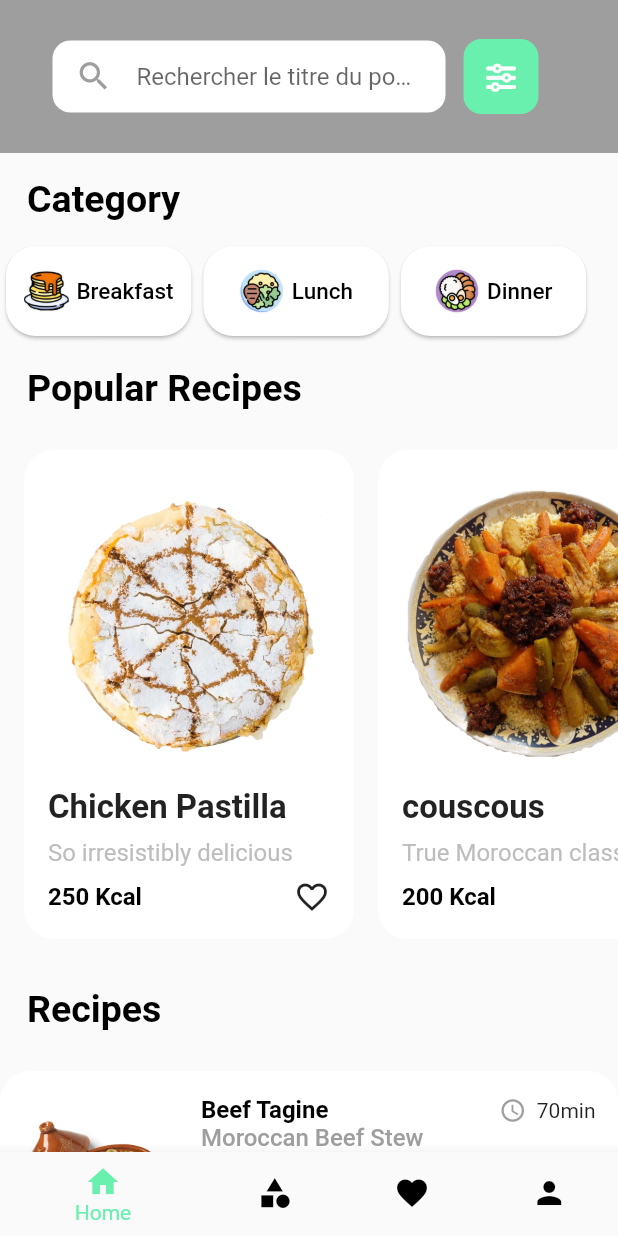
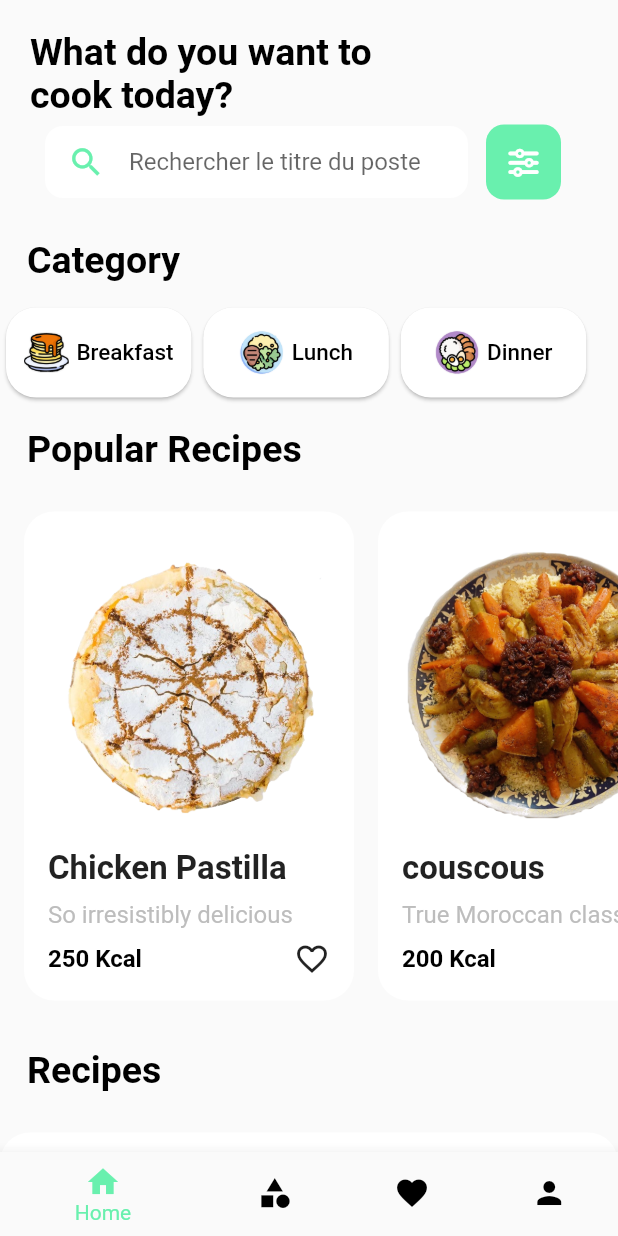
Before and after one commit to koliche/Moroccan-Food-Recipes, a Flutter app: the HomePage screen opened by its route, on a phone screen of 412 x 824 dp. Run offline on Flutter 3.47's test engine with Material 2 defaults, Android fonts, the phone set to English and light mode, and no system bars; our stand-ins replace animate_do, font_awesome_flutter, google_fonts.

Commit message:
change search bar disgne

```diff
--- a/lib/views/home.dart
+++ b/lib/views/home.dart
@@ -42,9 +42,20 @@ class _HomePageState extends State<HomePage> {
               child: Column(
             children: <Widget>[
               Container(
-                color: Colors.grey,
-                padding: const EdgeInsets.symmetric(
-                    vertical: 26.0, horizontal: 35.0),
+                margin: EdgeInsets.only(top: 20, left: 20),
+                padding: EdgeInsets.only(right: 150),
+                child: Text(
+                  "What do you want to cook today?",
+                  style: TextStyle(
+                    fontSize: 25,
+                    color: Colors.black,
+                    fontWeight: FontWeight.bold,
+                  ),
+                ),
+              ),
+              Container(
+                padding: const EdgeInsets.only(
+                    top: 5, bottom: 10, left: 30, right: 20),
                 child: SearchWidget(),
               ),
               // Recipes Category :
--- a/lib/views/widgets/searchWidget.dart
+++ b/lib/views/widgets/searchWidget.dart
@@ -13,7 +13,6 @@ class _SearchWidgetState extends State<SearchWidget> {
   Widget build(BuildContext context) {
     return Container(
       width: double.infinity,
-      height: 50.0,
       margin: EdgeInsets.only(right: 18.0),
       child: Row(
         children: <Widget>[
@@ -31,7 +30,7 @@ class _SearchWidgetState extends State<SearchWidget> {
                   icon: Icon(
                     Icons.search,
                     size: 25.0,
-                    color: Colors.grey,
+                    color: Colors.greenAccent,
                   ),
                   border: InputBorder.none,
                   hintText: "Rechercher le titre du poste",
```
